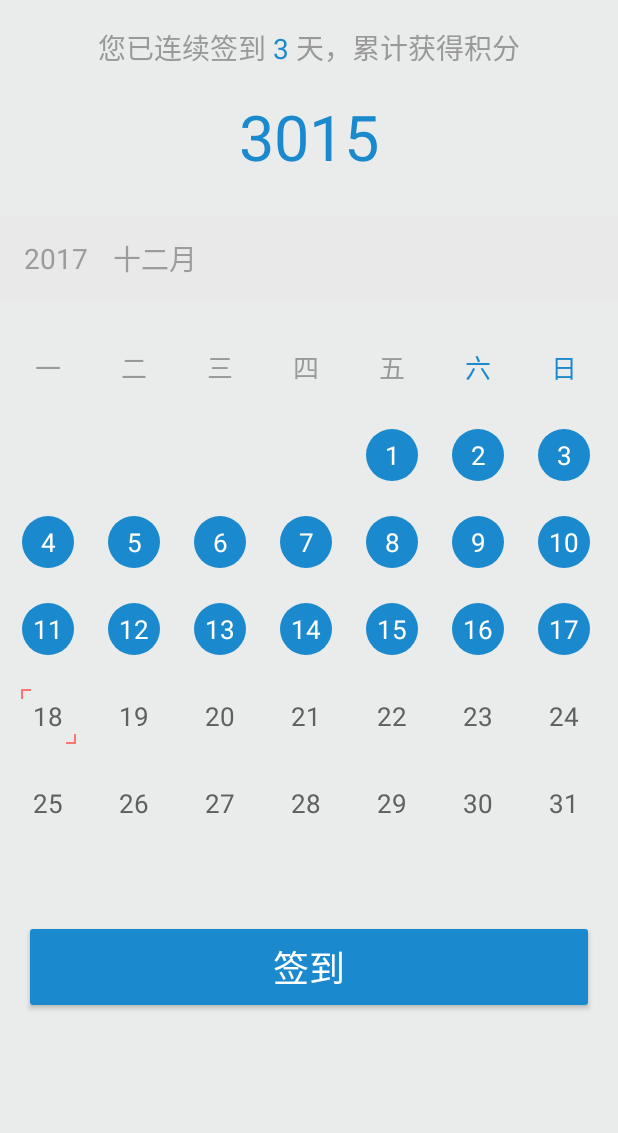
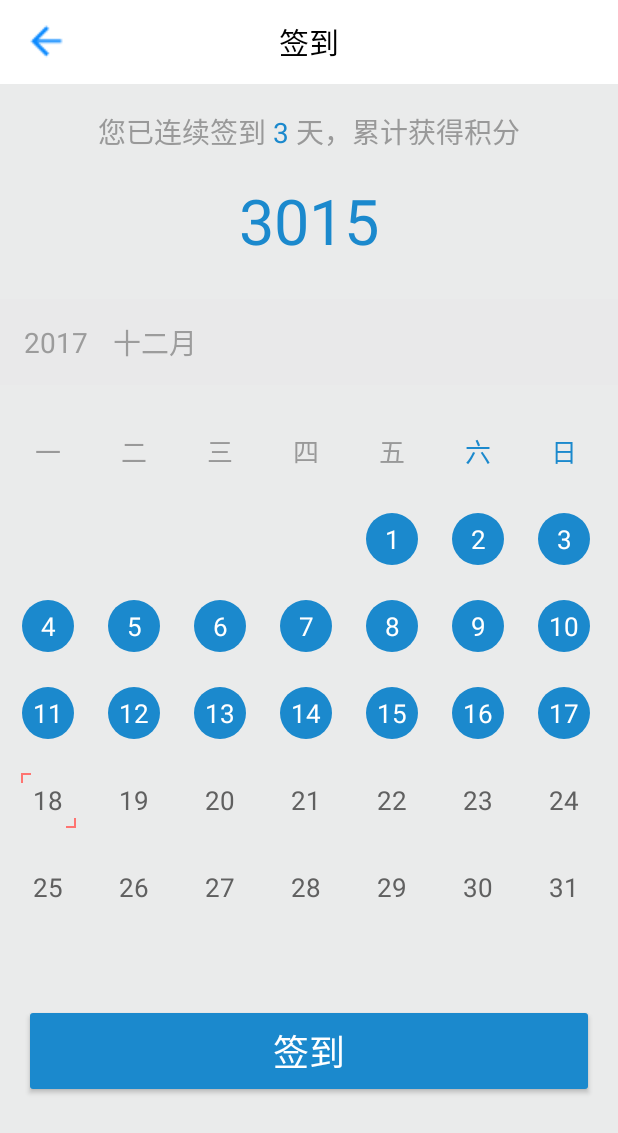
Before and after one commit to gulico/watertest, an Android app: the SignActivity screen opened directly, with no data from a screen before it, on a phone screen of 412 x 824 dp. Shown: the top 1133 px of the screen. Run offline under Robolectric (Android 15) with nearby library versions, the phone set to English and light mode, and no system bars; libraries missing offline, so code that uses them is left out: org.litepal, org.litepal.crud.

Commit message:
ui微调

```diff
--- a/app/src/main/AndroidManifest.xml
+++ b/app/src/main/AndroidManifest.xml
@@ -16,7 +16,7 @@
     <application
         android:name=".Bean.MyApplication"
         android:allowBackup="true"
-        android:icon="@mipmap/ic_launcher"
+        android:icon="@drawable/logo_demo"
         android:label="@string/app_name"
         android:roundIcon="@mipmap/ic_launcher_round"
         android:supportsRtl="true"
--- a/app/src/main/java/com/example/wxy/watertest10/View/ShowDetailFrament/FifthFragment.java
+++ b/app/src/main/java/com/example/wxy/watertest10/View/ShowDetailFrament/FifthFragment.java
@@ -112,7 +112,7 @@ public class FifthFragment extends Fragment implements IShowdetailFrament{
         final LineData data = new LineData(dataSets);
         // set data
         mChart.setData(data);
-        mChart.setVisibleXRange(0, 24);
+        //mChart.setVisibleXRange(0, 24);
     }
 
     private void initChart() {
--- a/app/src/main/java/com/example/wxy/watertest10/View/ShowDetailFrament/FourFragment.java
+++ b/app/src/main/java/com/example/wxy/watertest10/View/ShowDetailFrament/FourFragment.java
@@ -112,7 +112,7 @@ public class FourFragment extends Fragment implements IShowdetailFrament{
         final LineData data = new LineData(dataSets);
         // set data
         mChart.setData(data);
-        mChart.setVisibleXRange(0, 24);
+        //mChart.setVisibleXRange(0, 24);
     }
 
     private void initChart() {
--- a/app/src/main/java/com/example/wxy/watertest10/View/ShowDetailFrament/SecondFragment.java
+++ b/app/src/main/java/com/example/wxy/watertest10/View/ShowDetailFrament/SecondFragment.java
@@ -94,7 +94,7 @@ public class SecondFragment extends Fragment implements IShowdetailFrament {
         final LineData data = new LineData(dataSets);
         // set data
         mChart.setData(data);
-        mChart.setVisibleXRange(0, 24);
+        //mChart.setVisibleXRange(0, 24);
     }
 
     private void initChart() {
--- a/app/src/main/java/com/example/wxy/watertest10/View/ShowDetailFrament/SevenFragment.java
+++ b/app/src/main/java/com/example/wxy/watertest10/View/ShowDetailFrament/SevenFragment.java
@@ -110,7 +110,7 @@ public class SevenFragment extends Fragment implements IShowdetailFrament{
         final LineData data = new LineData(dataSets);
         // set data
         mChart.setData(data);
-        mChart.setVisibleXRange(0, 24);
+        //mChart.setVisibleXRange(0, 24);
     }
 
     private void initChart() {
--- a/app/src/main/java/com/example/wxy/watertest10/View/ShowDetailFrament/SixFragment.java
+++ b/app/src/main/java/com/example/wxy/watertest10/View/ShowDetailFrament/SixFragment.java
@@ -110,7 +110,7 @@ public class SixFragment extends Fragment implements IShowdetailFrament{
         final LineData data = new LineData(dataSets);
         // set data
         mChart.setData(data);
-        mChart.setVisibleXRange(0, 24);
+        //mChart.setVisibleXRange(0, 24);
     }
 
     private void initChart() {
--- a/app/src/main/java/com/example/wxy/watertest10/View/ShowDetailFrament/ThridFragment.java
+++ b/app/src/main/java/com/example/wxy/watertest10/View/ShowDetailFrament/ThridFragment.java
@@ -112,7 +112,7 @@ public class ThridFragment extends Fragment implements IShowdetailFrament{
         final LineData data = new LineData(dataSets);
         // set data
         mChart.setData(data);
-        mChart.setVisibleXRange(0, 24);
+        //mChart.setVisibleXRange(0, 24);
     }
 
     private void initChart() {
--- a/app/src/main/java/com/example/wxy/watertest10/View/SignActivity.java
+++ b/app/src/main/java/com/example/wxy/watertest10/View/SignActivity.java
@@ -8,6 +8,7 @@ import android.util.TypedValue;
 import android.view.Gravity;
 import android.view.View;
 import android.view.ViewGroup;
+import android.widget.ImageView;
 import android.widget.LinearLayout;
 import android.widget.TextView;
 
@@ -23,7 +24,7 @@ import java.util.Calendar;
 import java.util.List;
 import java.util.Random;
 
-public class SignActivity extends BaseActivity{
+public class SignActivity extends BaseActivity implements View.OnClickListener{
     private TextView tvSignDay;
     private TextView tvScore;
     private TextView tvYear;
@@ -31,6 +32,7 @@ public class SignActivity extends BaseActivity{
     private SignView signView;
     private AppCompatButton btnSign;
     private List<SignEntity> data;
+    private ImageView back;
 
     @Override
     protected void onCreate(Bundle savedInstanceState) {
@@ -47,6 +49,8 @@ public class SignActivity extends BaseActivity{
         tvMonth = (TextView) findViewById(R.id.activity_main_tv_month);
         signView = (SignView) findViewById(R.id.activity_main_cv);
         btnSign = (AppCompatButton) findViewById(R.id.activity_main_btn_sign);
+        back = (ImageView)this.findViewById(R.id.back);
+        back.setOnClickListener(this);
         if (signView != null) {
             signView.setOnTodayClickListener(onTodayClickListener);
         }
@@ -162,4 +166,14 @@ public class SignActivity extends BaseActivity{
             signToday();
         }
     };
+
+    @Override
+    public void onClick(View v) {
+        switch (v.getId()){
+            case R.id.back:
+                finish();
+                break;
+            default:
+        }
+    }
 }
--- a/app/src/main/res/layout/activity_sign.xml
+++ b/app/src/main/res/layout/activity_sign.xml
@@ -5,6 +5,29 @@
     android:layout_height="match_parent"
     android:orientation="vertical"
     tools:context="com.example.wxy.watertest10.View.SignActivity">
+
+    <android.support.v7.widget.Toolbar
+        android:layout_width="match_parent"
+        android:layout_height="?attr/actionBarSize"
+        android:background="@color/colorPrimary"
+        android:weightSum="1">
+
+        <TextView
+            android:layout_width="wrap_content"
+            android:layout_height="wrap_content"
+            android:layout_gravity="center"
+            android:text="签到"
+            android:textColor="@color/colorTextTitle"
+            android:textSize="20sp" />
+
+        <ImageView
+            android:id="@+id/back"
+            android:layout_width="30sp"
+            android:layout_height="30sp"
+            android:layout_weight="0.02"
+            android:src="@mipmap/arrow_back"
+            android:tint="@color/colorTexthighLight" />
+    </android.support.v7.widget.Toolbar>
 
     <TextView
         android:id="@+id/activity_main_tv_main_day"
--- a/app/src/main/res/layout/homesuggest.xml
+++ b/app/src/main/res/layout/homesuggest.xml
@@ -86,7 +86,7 @@
             android:layout_weight="2"
             android:text="" />
     </LinearLayout>
-
+<!--
     <LinearLayout
         android:layout_width="match_parent"
         android:layout_height="0dp"
@@ -98,7 +98,7 @@
             android:layout_width="0dp"
             android:layout_height="wrap_content"
             android:layout_weight="1"
-            android:text="空气污染扩散" />
+            android:text="" />
 
         <TextView
             android:id="@+id/ks"
@@ -107,4 +107,5 @@
             android:layout_weight="2"
             android:text="" />
     </LinearLayout>
+    -->
 </LinearLayout>
--- a/app/src/main/res/values/strings.xml
+++ b/app/src/main/res/values/strings.xml
@@ -1,5 +1,5 @@
 <resources>
-    <string name="app_name">WaterTest1.0</string>
+    <string name="app_name">水质监测</string>
 
     <string name="sign">签到</string>
     <string name="sign_succeed_today">今日签到成功，增加积分</string>
```
Also changed, not shown: app/src/main/java/com/example/wxy/watertest10/View/MainActivityFrament/HomeFragment.java (+4 -4 lines).
